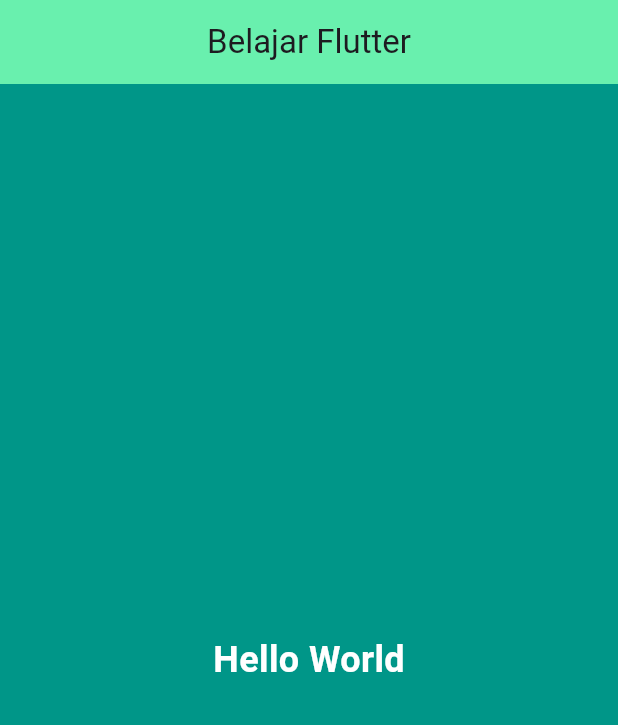
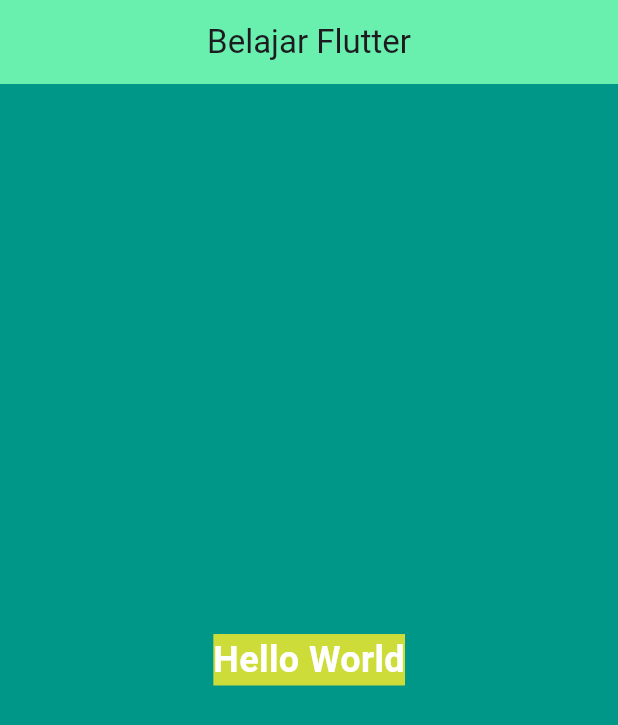
Before and after one commit to ayeCODING/belajar-flutter, a Flutter app: the screen it shows after launch, on a phone screen of 412 x 824 dp. Shown: the top 725 px of the screen. Run offline on Flutter 3.47's test engine with Material 3 defaults, Android fonts, the phone set to English and light mode, and no system bars.

```diff
--- a/lib/main.dart
+++ b/lib/main.dart
@@ -24,6 +24,7 @@ class MyApp extends StatelessWidget {
                 fontSize: 24,
                 color: Colors.white,
                 fontWeight: FontWeight.bold,
+                backgroundColor: Colors.lime,
               ),
             ),
           ),
```
